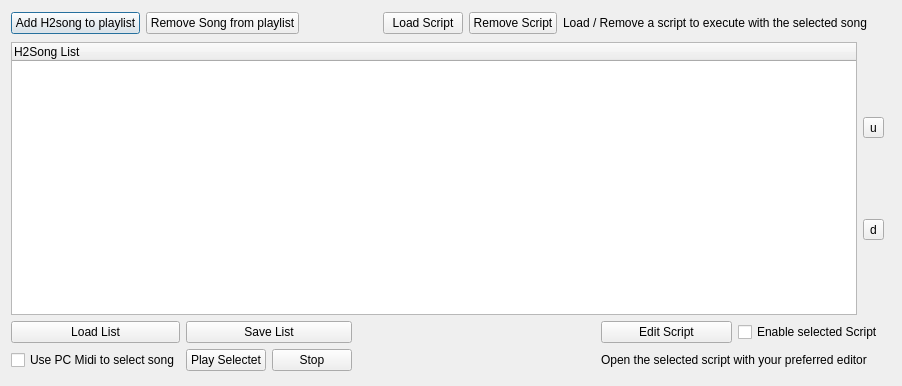
The window that gui/src/PlaylistEditor/PlaylistDialog_UI.ui (hydrogen-music/hydrogen) describes before a commit, drawn with Qt 5.
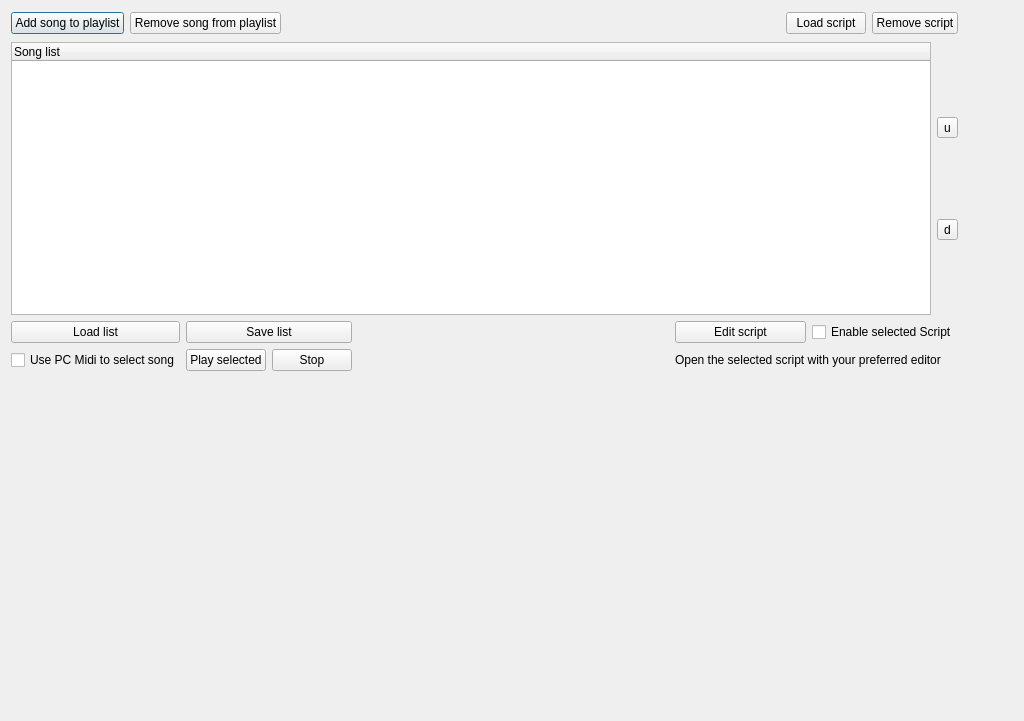
The same window after the commit.

Commit message: - playlist are stored in datadir/playlists - minor gui changes

Patch:
```diff
--- a/gui/src/PlaylistEditor/PlaylistDialog_UI.ui
+++ b/gui/src/PlaylistEditor/PlaylistDialog_UI.ui
@@ -5,8 +5,8 @@
    <rect>
     <x>0</x>
     <y>0</y>
-    <width>902</width>
-    <height>386</height>
+    <width>1024</width>
+    <height>721</height>
    </rect>
   </property>
   <property name="windowTitle" >
@@ -17,7 +17,7 @@
     <rect>
      <x>11</x>
      <y>10</y>
-     <width>873</width>
+     <width>947</width>
      <height>361</height>
     </rect>
    </property>
@@ -27,14 +27,14 @@
       <item>
        <widget class="QPushButton" name="addSongBTN" >
         <property name="text" >
-         <string>Add H2song to playlist</string>
+         <string>Add song to playlist</string>
         </property>
        </widget>
       </item>
       <item>
        <widget class="QPushButton" name="removeFromListBTN" >
         <property name="text" >
-         <string>Remove Song from playlist</string>
+         <string>Remove song from playlist</string>
         </property>
        </widget>
       </item>
@@ -54,21 +54,14 @@
       <item>
        <widget class="QPushButton" name="loadScriptBTN" >
         <property name="text" >
-         <string>Load Script</string>
+         <string>Load script</string>
         </property>
        </widget>
       </item>
       <item>
        <widget class="QPushButton" name="removeScriptBTN" >
         <property name="text" >
-         <string>Remove Script</string>
-        </property>
-       </widget>
-      </item>
-      <item>
-       <widget class="QLabel" name="label_2" >
-        <property name="text" >
-         <string>Load / Remove a script to execute with the selected song     </string>
+         <string>Remove script</string>
         </property>
        </widget>
       </item>
@@ -119,7 +112,7 @@
         </property>
         <column>
          <property name="text" >
-          <string>H2Song List</string>
+          <string>Song list</string>
          </property>
         </column>
        </widget>
@@ -158,14 +151,14 @@
       <item row="0" column="0" >
        <widget class="QPushButton" name="loadListBTN" >
         <property name="text" >
-         <string>Load List</string>
+         <string>Load list</string>
         </property>
        </widget>
       </item>
       <item row="0" column="1" colspan="2" >
        <widget class="QPushButton" name="saveListBTN" >
         <property name="text" >
-         <string>Save List</string>
+         <string>Save list</string>
         </property>
        </widget>
       </item>
@@ -185,7 +178,7 @@
       <item row="0" column="4" >
        <widget class="QPushButton" name="editScriptBTN" >
         <property name="text" >
-         <string>Edit Script</string>
+         <string>Edit script</string>
         </property>
        </widget>
       </item>
@@ -206,7 +199,7 @@
       <item row="1" column="1" >
        <widget class="QPushButton" name="nodePlayBTN" >
         <property name="text" >
-         <string>Play Selectet</string>
+         <string>Play selected</string>
         </property>
        </widget>
       </item>
```
Left out of the diff: 6 changed lines with no effect on the pictures. The commit also changes 3 other files.
